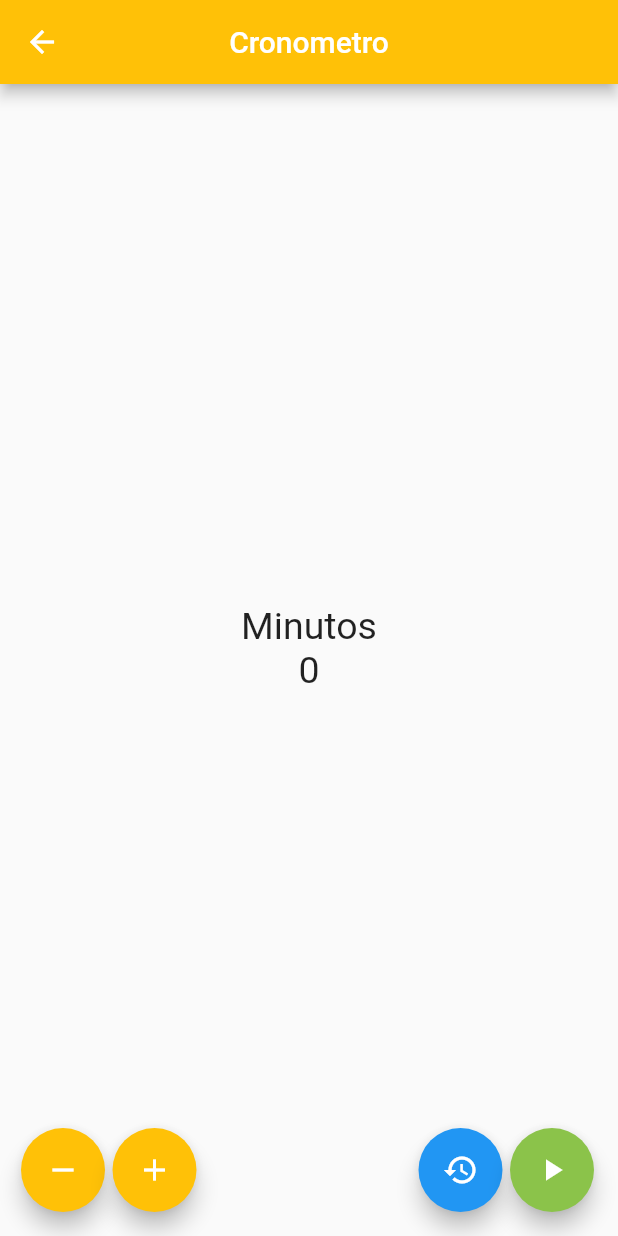
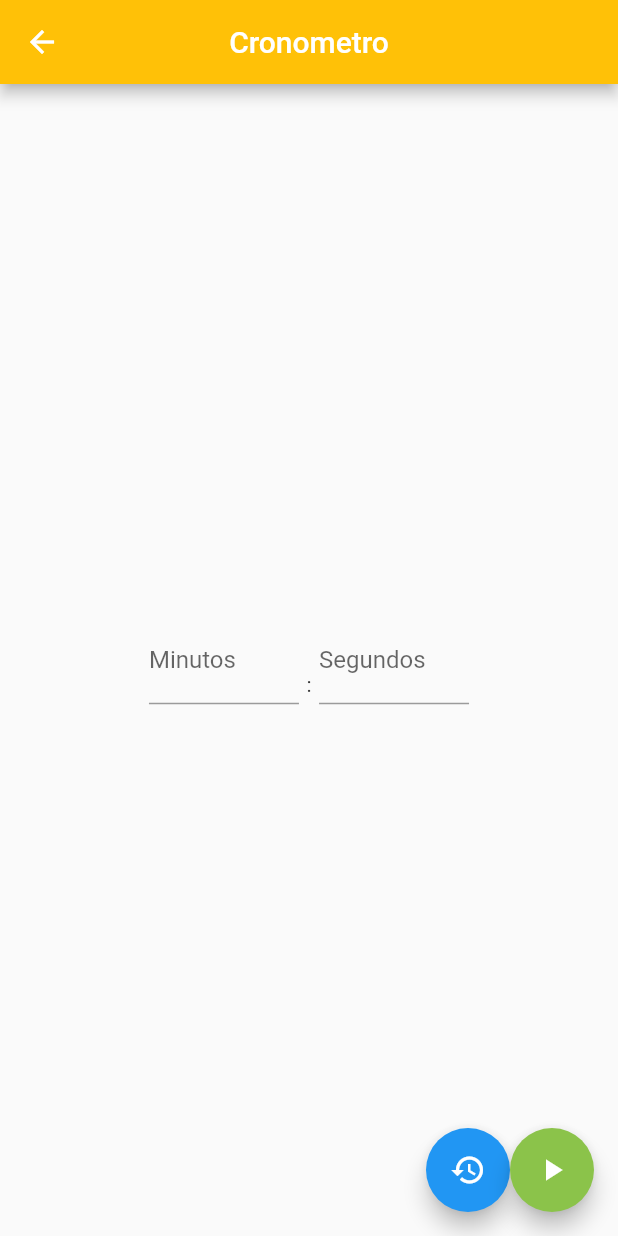
Before and after one commit to odonML/utilidades-flutter, a Flutter app: the Cronometro screen opened by its route, after a tap on the "play arrow" icon, on a phone screen of 412 x 824 dp. Run offline on Flutter 3.47's test engine with Material 2 defaults, Android fonts, the phone set to English and light mode, and no system bars.

Commit message:
cronometro bien xD

```diff
--- a/lib/src/app.dart
+++ b/lib/src/app.dart
@@ -2,6 +2,7 @@ import 'package:flutter/material.dart';
 import 'package:flutter/widgets.dart';
 import 'package:utilidades/src/ui/calculadora_screen.dart';
 import 'package:utilidades/src/ui/contador_screen.dart';
+import 'package:utilidades/src/ui/provedores_screen.dart';
 
 import 'ui/cronometro_screen.dart';
 
@@ -15,6 +16,7 @@ class App extends StatelessWidget {
         "/calculadora": (BuildContext context) => CalculadoraScreen(),
         "/contador": (BuildContext context) => ContadorScreen(),
         "/cronometro": (BuildContext context) => Cronometro(),
+        "/proveedores": (BuildContext context) => Proveedores()
       },
       home: CalculadoraScreen(),
     );
--- a/lib/src/models/datos.dart
+++ b/lib/src/models/datos.dart
@@ -4,4 +4,5 @@ List<PaginaModel> paginas = [
   PaginaModel('Calculadora', '/calculadora', false),
   PaginaModel('Contador', '/contador', false),
   PaginaModel('Cronometro', '/cronometro', false),
+  PaginaModel('Proveedores', '/proveedores', false)
 ];
--- /dev/null
+++ b/lib/src/resources/data_final.dart
@@ -0,0 +1 @@
+final String urlApi = "http://f8b615c429d1.ngrok.io/";
--- a/lib/src/ui/cronometro_screen.dart
+++ b/lib/src/ui/cronometro_screen.dart
@@ -2,6 +2,7 @@ import 'dart:async';
 
 import 'package:flutter/cupertino.dart';
 import 'package:flutter/material.dart';
+import 'package:flutter/src/material/text_field.dart';
 
 import 'dart:io';
 
@@ -16,18 +17,25 @@ class _Cronometro extends State<Cronometro> {
   var color = Colors.amber;
   var _texto = new TextStyle(fontSize: 25);
   var texto = new Text('');
+  var alarma = TextStyle(color: Colors.black);
   final s = 60;
+
   Timer timer;
+  TextEditingController myContador = new TextEditingController();
+  TextEditingController mySegundos = new TextEditingController();
 
   int contador;
   int seg;
   int temp;
+  bool bloqueo;
 
   @override
   void initState() {
     contador = 0;
     seg = 0;
     temp = 0;
+    bloqueo = true;
+    alarma;
     super.initState();
   }
 
@@ -40,21 +48,49 @@ class _Cronometro extends State<Cronometro> {
         centerTitle: true,
       ),
       body: Center(
-        child: Column(
+          child: Row(
         mainAxisAlignment: MainAxisAlignment.center,
         children: <Widget>[
-            Text(
-              'Minutos',
-              style: _texto,
-            ),
-            Text(
-              '$contador',
-              style: _texto,
-            ),
-            texto,
+          Column(
+            mainAxisAlignment: MainAxisAlignment.center,
+            children: <Widget>[
+              SizedBox(
+                  width: 100,
+                  child: TextField(
+                    enabled: bloqueo,
+                    controller: myContador,
+                    decoration: InputDecoration(labelText: 'Minutos'),
+                    keyboardType: TextInputType.number,
+                    style: alarma,
+                  )),
             ],
           ),
+          SizedBox(
+            width: 5.0,
           ),
+          Column(
+            mainAxisAlignment: MainAxisAlignment.center,
+            children: <Widget>[Text(''), Text(''), Text(':')],
+          ),
+          SizedBox(
+            width: 5.0,
+          ),
+          Column(
+            mainAxisAlignment: MainAxisAlignment.center,
+            children: <Widget>[
+              SizedBox(
+                  width: 100,
+                  child: TextField(
+                    enabled: bloqueo,
+                    controller: mySegundos,
+                    decoration: InputDecoration(labelText: 'Segundos'),
+                    keyboardType: TextInputType.number,
+                    style: alarma,
+                  )),
+            ],
+          ),
+        ],
+      )),
       floatingActionButton: _CrearBotones(),
     );
   }
@@ -63,33 +99,10 @@ class _Cronometro extends State<Cronometro> {
     return Row(
       mainAxisAlignment: MainAxisAlignment.end,
       children: <Widget>[
-        SizedBox(
-          width: 30.0,
-        ),
-        FloatingActionButton(
-            child: Icon(Icons.remove),
-            backgroundColor: color,
-            onPressed: _remove,
-            heroTag: "btn2"),
-        SizedBox(
-          width: 5.0,
-        ),
-        FloatingActionButton(
-          child: Icon(Icons.add),
-          backgroundColor: color,
-          onPressed: _add,
-          heroTag: "btn3",
-        ),
-        Expanded(
-          child: SizedBox(),
-        ),
         FloatingActionButton(
           child: Icon(Icons.restore),
           onPressed: _pause,
           heroTag: "btn5",
-        ),
-        SizedBox(
-          width: 5.0,
         ),
         FloatingActionButton(
           child: Icon(Icons.play_arrow),
@@ -101,6 +114,7 @@ class _Cronometro extends State<Cronometro> {
     );
   }
 
+/*
   _PatternVibrate() {
     HapticFeedback.heavyImpact();
 
@@ -121,81 +135,95 @@ class _Cronometro extends State<Cronometro> {
     );
     HapticFeedback.mediumImpact();
   }
+*/
 
-  void _add() {
-    setState(() => contador++);
+  void _play() {
+    bloqueo = false;
+    if (myContador.text == '') {
+      setState(() {
+        myContador.text = '0';
+        contador = 0;
+      });
+    } else {
+      contador = int.parse(myContador.text);
+    }
+    if (mySegundos.text == '') {
+      setState(() {
+        mySegundos.text = '0';
+        seg = 0;
+      });
+    } else {
+      seg = int.parse(mySegundos.text);
     }
 
-  void _remove() {
-    if (contador > 0) {
-      setState(() => contador--);
-    } else {
-      return;
-    }
-  }
+    // contador = int.parse(myContador.text);
+    // seg = int.parse(mySegundos.text);
 
-  void _reset() {
-    setState(() => contador = 0);
-  }
-
-  void _play() {
-    if (contador > 0) {
-      seg = contador * s;
-      texto = new Text('comenzamos!');
-      setState(() {
-        texto;
-      });
+    if (contador >= 0 && seg >= 0) {
       timer = new Timer.periodic(Duration(seconds: 1), (Timer t) => _tiempo());
     }
   }
 
   void _pause() {
     print('este es el $contador : $temp : $seg');
-    _texto = new TextStyle(fontSize: 25);
     setState(() {
-      _texto;
+      myContador.text = '';
+      mySegundos.text = '';
       contador = 0;
-      temp = 0;
       seg = 0;
+      bloqueo = true;
+      alarma = new TextStyle(color: Colors.black);
     });
     return timer.cancel();
   }
 
   void _tiempo() {
-    if (contador > 0) {
+    if (contador >= 0 && seg >= 0) {
+      if (contador > 0 && seg == 0) {
+        contador--;
+        seg = s;
         seg--;
-      temp++;
         print('segundos $seg');
         setState(() {
-        seg;
+          String min = contador.toString();
+          myContador.value = TextEditingValue(text: min);
+          String segun = seg.toString();
+          mySegundos.value = TextEditingValue(text: segun);
         });
-
-      if (temp == 2) {
+      } else if (contador > 0 && seg <= s && seg > 0) {
+        seg--;
+        print('segundos $seg');
         setState(() {
-          texto = new Text('');
+          String segun = seg.toString();
+          mySegundos.value = TextEditingValue(text: segun);
+        });
+      } else if (contador == 0 && seg <= s && seg > 0) {
+        if (contador == 0 && seg <= 11) {
+          seg--;
+          print('Ultimos $seg');
+          setState(() {
+            String segun = seg.toString();
+            mySegundos.value = TextEditingValue(text: segun);
+            alarma = new TextStyle(color: Colors.red);
+          });
+        } else if (contador == 0 && seg > 11) {
+          seg--;
+          print('Ultimos $seg');
+          setState(() {
+            String segun = seg.toString();
+            mySegundos.value = TextEditingValue(text: segun);
           });
         }
-
-      if (temp == s && seg > 10) {
-        print('minutos $contador');
+      } else if (contador == 0 && seg == 0) {
         setState(() {
-          temp = 0;
-          contador--;
+          myContador.text = '';
+          mySegundos.text = '';
+          contador = 0;
+          seg = 0;
+          bloqueo = true;
+          alarma = new TextStyle(color: Colors.black);
         });
-      } else if (seg <= 10) {
-        print('minutos ultimo $contador'); //ALARMA
-        _texto = new TextStyle(fontSize: 25, color: Colors.red[900]);
-        setState(() {
-          _texto;
-        });
-        _PatternVibrate();
-
-        if (seg == 0) {
-          setState(() {
-            temp = 0;
-            contador--;
-          });
-        }
+        return timer.cancel();
       }
     } else {
       return timer.cancel();
--- a/pubspec.yaml
+++ b/pubspec.yaml
@@ -19,6 +19,7 @@ environment:
 dependencies:
   flutter:
     sdk: flutter
+  http:
   sweetalert: ^0.0.1
   localstorage: 3.0.1+4
   intl: 0.16.0
```
Also changed, not shown: lib/src/blocs/operation/proveedores_request.dart (added, +30 -0 lines), lib/src/models/provedores_model.dart (added, +23 -0 lines), lib/src/ui/provedores_screen.dart (added, +29 -0 lines), pubspec.lock. Lines whose indentation alone changed are shown as unchanged.
